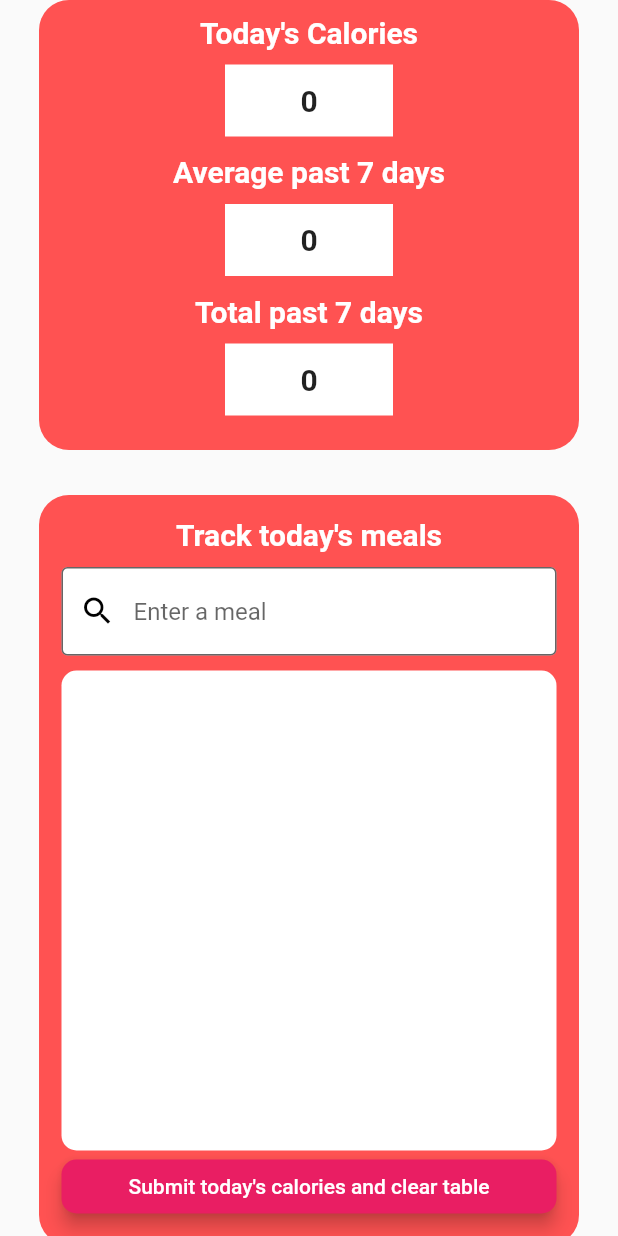
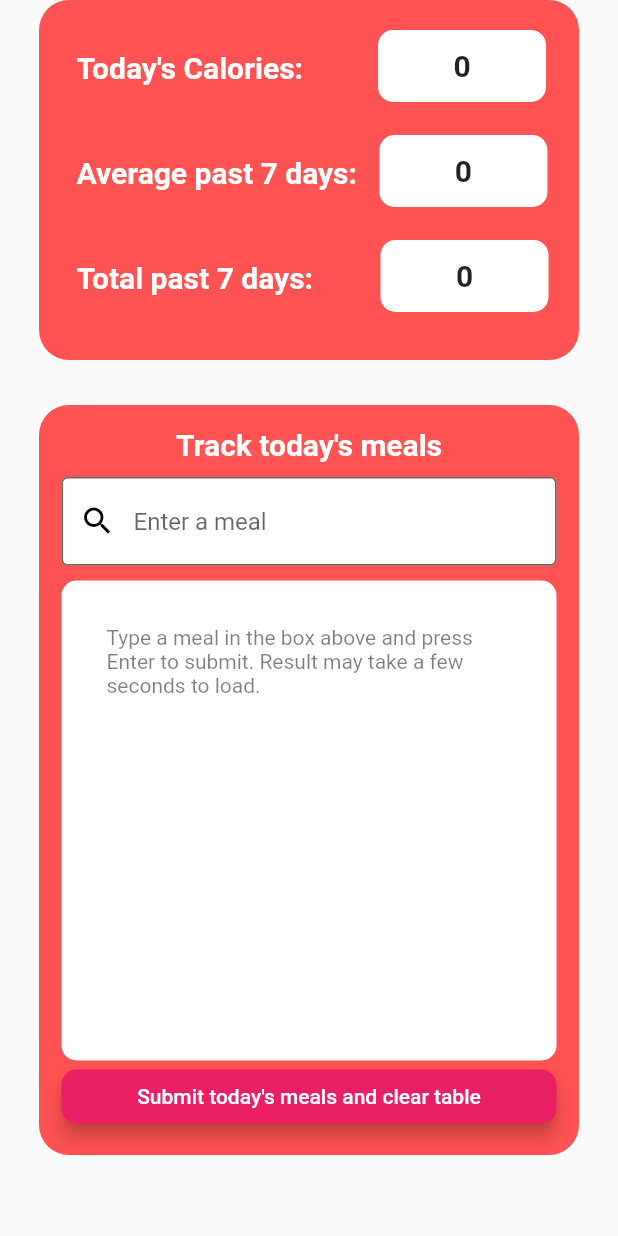
Before and after one commit to JayAree999/JSL, a Flutter app: the CalorieTracker screen opened by its route, on a phone screen of 412 x 824 dp. Run offline on Flutter 3.47's test engine with Material 2 defaults, Android fonts, the phone set to English and light mode, and no system bars; our stand-ins replace cloud_firestore, firebase_auth, firebase_core, flutter_dotenv, geolocator, google_maps_flutter and 3 more; accounts and stored records are empty; network calls fail.

Commit message:
Included instructions on how to track meals and changed the layout of data

```diff
--- a/lib/CalorieTracker.dart
+++ b/lib/CalorieTracker.dart
@@ -255,6 +255,38 @@ class _CalorieTrackerState extends State<CalorieTracker> {
     });
   }
 
+  StatelessWidget _displayMeals() {
+    if (foods.isEmpty) {
+      return Container(
+        margin: const EdgeInsets.all(30),
+        child: Text(
+          "Type a meal in the box above and press Enter to submit. Result may take a few seconds to load.",
+          style: TextStyle(
+            color: Colors.black.withOpacity(0.5),
+          ),
+        ),
+      );
+    } else {
+      return ListView.builder(
+        itemCount: foods.length,
+        itemBuilder: (context, index) {
+          return Card(
+              child: ListTile(
+                title: Text(foods[index]),
+                subtitle: Text("~${calories[index]} Kcal."),
+                trailing: IconButton(
+                  icon: const Icon(Icons.delete),
+                  onPressed: () async {
+                    _removeFoods(index);
+                  },
+                ),
+              )
+          );
+        },
+      );
+    }
+  }
+
   @override
   Widget build(BuildContext context) {
 
@@ -266,8 +298,8 @@ class _CalorieTrackerState extends State<CalorieTracker> {
           children: [
             Center(
               child: Container(
-                padding: const EdgeInsets.fromLTRB(0, 10, 0, 0),
-                height: 300,
+                padding: const EdgeInsets.all(10),
+                height: 240,
                 width: 360,
                 decoration: const BoxDecoration(
                   color: Colors.redAccent,
@@ -275,22 +307,27 @@ class _CalorieTrackerState extends State<CalorieTracker> {
                 ),
                 child: Column(
                   children: [
-                    const Center(
-                      child: Text(
-                        "Today's Calories",
+                    Row(
+                      children: [
+                        Container(
+                          margin: const EdgeInsets.fromLTRB(15, 0, 30, 0),
+                          child: const Text(
+                            "Today's Calories: ",
                             style: TextStyle(
                               color: Colors.white,
                               fontSize: 20,
-                            fontWeight: FontWeight.bold
+                              fontWeight: FontWeight.bold,
                             ),
                           ),
                         ),
-                    Center(
-                      child: Container(
-                        margin: const EdgeInsets.fromLTRB(0, 10, 0, 12),
+                        Container(
+                          decoration: const BoxDecoration(
+                            color: Colors.white,
+                            borderRadius: BorderRadius.all(Radius.circular(10)),
+                          ),
+                          margin: const EdgeInsets.fromLTRB(15, 10, 0, 12),
                           height: 48,
                           width: 112,
-                        color: Colors.white,
                           child: Center(
                             child: Text(
                               todaysCalories.toString(),
@@ -301,10 +338,14 @@ class _CalorieTrackerState extends State<CalorieTracker> {
                             ),
                           ),
                         ),
+                      ],
                     ),
-                    const Center(
-                      child: Text(
-                        "Average past 7 days",
+                    Row(
+                      children: [
+                        Container(
+                          margin: const EdgeInsets.fromLTRB(15, 0, 0, 0),
+                          child: const Text(
+                            "Average past 7 days: ",
                             style: TextStyle(
                                 color: Colors.white,
                                 fontSize: 20,
@@ -312,12 +353,15 @@ class _CalorieTrackerState extends State<CalorieTracker> {
                             ),
                           ),
                         ),
-                    Center(
-                      child: Container(
-                        margin: const EdgeInsets.fromLTRB(0, 10, 0, 12),
+
+                          Container(
+                            decoration: const BoxDecoration(
+                              color: Colors.white,
+                              borderRadius: BorderRadius.all(Radius.circular(10)),
+                            ),
+                            margin: const EdgeInsets.fromLTRB(10, 10, 0, 12),
                             height: 48,
                             width: 112,
-                        color: Colors.white,
                             child: Center(
                               child: Text(
                                 dailyAverage.toString(),
@@ -328,10 +372,14 @@ class _CalorieTrackerState extends State<CalorieTracker> {
                               ),
                             ),
                           ),
+                      ],
                     ),
-                    const Center(
-                      child: Text(
-                        "Total past 7 days",
+                    Row(
+                      children: [
+                        Container(
+                          margin: const EdgeInsets.fromLTRB(15, 0, 0, 0),
+                          child: const Text(
+                            "Total past 7 days: ",
                             style: TextStyle(
                                 color: Colors.white,
                                 fontSize: 20,
@@ -339,12 +387,15 @@ class _CalorieTrackerState extends State<CalorieTracker> {
                             ),
                           ),
                         ),
-                    Center(
-                      child: Container(
-                        margin: const EdgeInsets.fromLTRB(0, 10, 0, 12),
+
+                        Container(
+                          decoration: const BoxDecoration(
+                            color: Colors.white,
+                            borderRadius: BorderRadius.all(Radius.circular(10)),
+                          ),
+                          margin: const EdgeInsets.fromLTRB(40, 10, 0, 12),
                           height: 48,
                           width: 112,
-                        color: Colors.white,
                           child: Center(
                             child: Text(
                               weeklyTotal.toString(),
@@ -355,12 +406,12 @@ class _CalorieTrackerState extends State<CalorieTracker> {
                             ),
                           ),
                         ),
-                    ),
+                      ],
+                    )
                   ],
                 ),
               ),
             ),
-
 
             Container(
               padding: const EdgeInsets.all(15),
@@ -420,23 +471,7 @@ class _CalorieTrackerState extends State<CalorieTracker> {
                         color: Colors.white,
                         borderRadius: BorderRadius.all(Radius.circular(10)),
                       ),
-                      child: ListView.builder(
-                        itemCount: foods.length,
-                        itemBuilder: (context, index) {
-                          return Card(
-                              child: ListTile(
-                                title: Text(foods[index]),
-                                subtitle: Text("~${calories[index]} Kcal."),
-                                trailing: IconButton(
-                                  icon: const Icon(Icons.delete),
-                                  onPressed: () async {
-                                    _removeFoods(index);
-                                  },
-                                ),
-                              )
-                          );
-                        },
-                      )
+                      child: _displayMeals(),
                   ),
                   ElevatedButton(
                     onPressed: () async {
@@ -459,7 +494,7 @@ class _CalorieTrackerState extends State<CalorieTracker> {
                       height: 20,
                       alignment: Alignment.center,
                       child: const Text(
-                        "Submit today's calories and clear table",
+                        "Submit today's meals and clear table",
                       ),
                     ),
                   ),
--- a/lib/LoginScreen.dart
+++ b/lib/LoginScreen.dart
@@ -94,6 +94,7 @@ class _LoginScreenState extends State<LoginScreen> {
                     Icons.person_outlined,
                     color: Color.fromRGBO(0, 0, 0, 100),
                   ),
+
                   hintText: 'E-mail',
                 ),
               )),
```
Also changed, not shown: pubspec.lock. Lines whose indentation alone changed are shown as unchanged.
